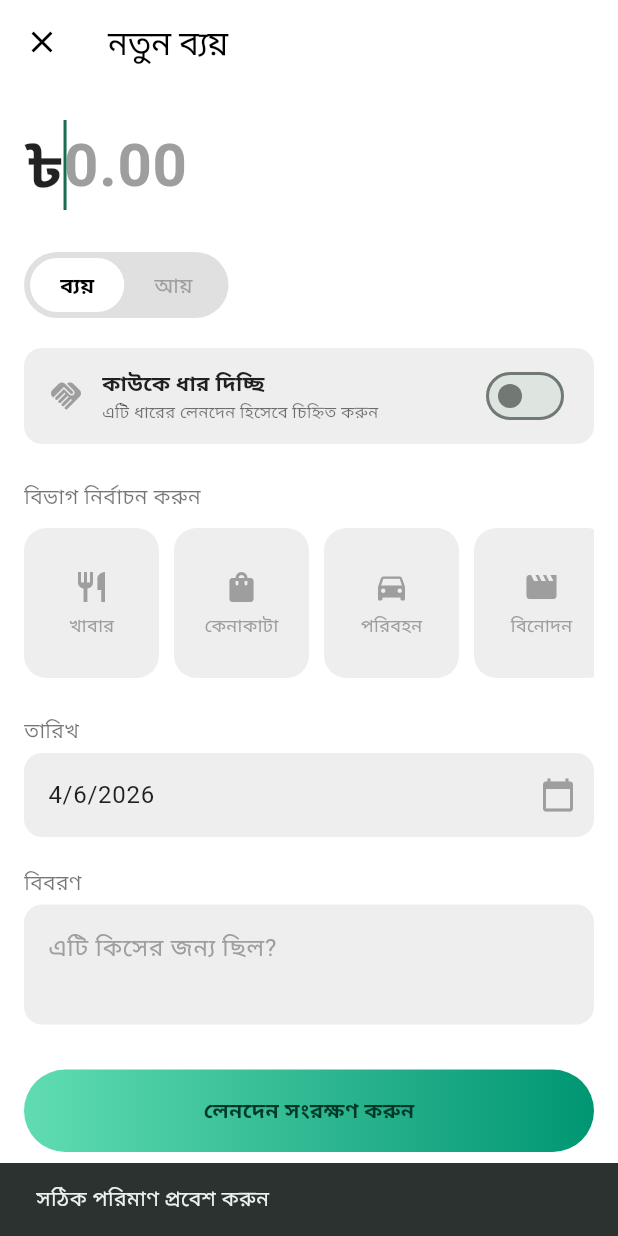
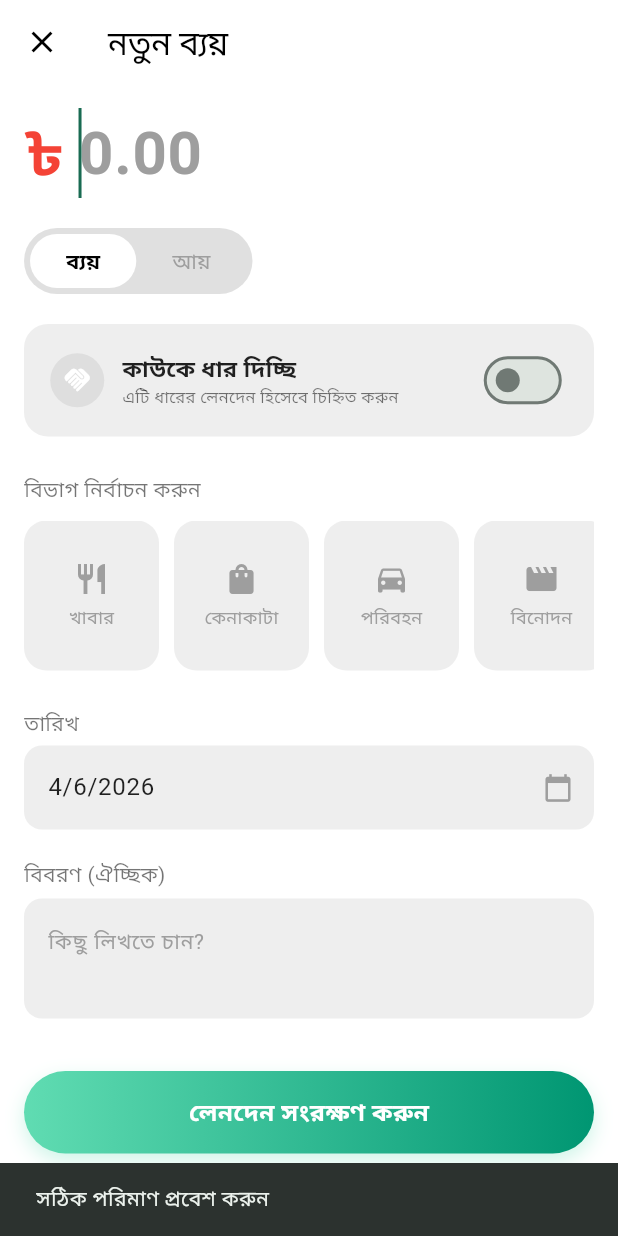
Before and after one commit to motiur-mostakim/Hisab-App-With-Firebase, a Flutter app: the AddTransactionScreen screen opened directly, after a tap on "লেনদেন সংরক্ষণ করুন", on a phone screen of 412 x 824 dp. Run offline on Flutter 3.47's test engine with Material 3 defaults, Android fonts, the phone set to English and light mode, and no system bars; our stand-ins replace cloud_firestore, firebase_auth, firebase_core, firebase_messaging, firebase_storage, flutter_local_notifications and 5 more; missing offline and left inert: firebase_in_app_messaging; accounts and stored records are empty.

```diff
--- a/lib/src/features/add_transaction_screen.dart
+++ b/lib/src/features/add_transaction_screen.dart
@@ -24,6 +24,7 @@ class _AddTransactionScreenState extends State<AddTransactionScreen> {
   bool isLoan = false;
 
   final TextEditingController amountController = TextEditingController();
+  final TextEditingController personController = TextEditingController();
   final TextEditingController noteController = TextEditingController();
   final TextEditingController dateController = TextEditingController();
   final TransactionService _transactionService = TransactionService();
@@ -67,21 +68,23 @@ class _AddTransactionScreenState extends State<AddTransactionScreen> {
   }
 
   Future<void> _saveTransaction() async {
-    final amount = double.tryParse(amountController.text);
+    final amountText = amountController.text.trim();
+    final amount = double.tryParse(amountText);
     final category = selectedCategory?['name'];
     final userId = _auth.currentUser?.uid;
 
     if (amount == null || amount <= 0) {
-      ScaffoldMessenger.of(
-        context,
-      ).showSnackBar(const SnackBar(content: Text('সঠিক পরিমাণ প্রবেশ করুন')));
+      _showSnackBar('সঠিক পরিমাণ প্রবেশ করুন');
+      return;
+    }
+
+    if (isLoan && personController.text.isEmpty) {
+      _showSnackBar('ব্যক্তির নাম লিখুন');
       return;
     }
 
     if (userId == null) {
-      ScaffoldMessenger.of(
-        context,
-      ).showSnackBar(const SnackBar(content: Text('ব্যবহারকারী লগইন করা নেই')));
+      _showSnackBar('ব্যবহারকারী লগইন করা নেই');
       return;
     }
 
@@ -100,9 +103,9 @@ class _AddTransactionScreenState extends State<AddTransactionScreen> {
         userId: userId,
         amount: amount,
         type: type,
-        category: category,
-        personId: isLoan ? noteController.text : null,
-        note: isLoan ? null : noteController.text,
+        category: isLoan ? "ধার/বাকি" : (category ?? "অন্যান্য"),
+        personId: isLoan ? personController.text : null,
+        note: isLoan ? noteController.text : noteController.text,
         transactionDate: selectedDate,
         createdAt: DateTime.now(),
       );
@@ -110,17 +113,15 @@ class _AddTransactionScreenState extends State<AddTransactionScreen> {
       await _transactionService.addTransaction(transaction);
 
       if (!mounted) return;
-
-      ScaffoldMessenger.of(
-        context,
-      ).showSnackBar(const SnackBar(content: Text('লেনদেন সংরক্ষিত হয়েছে')));
-
+      _showSnackBar('লেনদেন সংরক্ষিত হয়েছে');
       Navigator.pop(context);
     } catch (e) {
-      ScaffoldMessenger.of(
-        context,
-      ).showSnackBar(SnackBar(content: Text('ত্রুটি: $e')));
+      _showSnackBar('ত্রুটি: $e');
     }
+  }
+
+  void _showSnackBar(String message) {
+    ScaffoldMessenger.of(context).showSnackBar(SnackBar(content: Text(message)));
   }
 
   @override
@@ -132,7 +133,9 @@ class _AddTransactionScreenState extends State<AddTransactionScreen> {
 
     return Scaffold(
       appBar: AppBar(
-        title: Text(isExpense ? "নতুন ব্যয়" : "নতুন আয়"),
+        title: Text(isLoan
+          ? (isExpense ? "ধার দেওয়া" : "ধার নেওয়া")
+          : (isExpense ? "নতুন ব্যয়" : "নতুন আয়")),
         leading: IconButton(
           icon: const Icon(Icons.close),
           onPressed: () => Navigator.pop(context),
@@ -143,14 +146,15 @@ class _AddTransactionScreenState extends State<AddTransactionScreen> {
         child: Column(
           crossAxisAlignment: CrossAxisAlignment.start,
           children: [
+            // Amount Input Section
             Row(
               children: [
                 Text(
-                  "\৳",
+                  "৳",
                   style: TextStyle(
                     fontSize: 40,
                     fontWeight: FontWeight.bold,
-                    color: primaryTextColor,
+                    color: isLoan ? Colors.orange : (isExpense ? Colors.red : Colors.green),
                   ),
                 ),
                 Expanded(
@@ -163,16 +167,19 @@ class _AddTransactionScreenState extends State<AddTransactionScreen> {
                       fontWeight: FontWeight.bold,
                       color: primaryTextColor,
                     ),
-                    decoration: InputDecoration(
+                    decoration: const InputDecoration(
                       hintText: "0.00",
-                      hintStyle: const TextStyle(color: Colors.grey),
+                      hintStyle: TextStyle(color: Colors.grey),
                       border: InputBorder.none,
+                      contentPadding: EdgeInsets.only(left: 10),
                     ),
                   ),
                 ),
               ],
             ),
             const SizedBox(height: 20),
+
+            // Income/Expense Toggle
             Container(
               padding: const EdgeInsets.all(4),
               decoration: BoxDecoration(
@@ -182,26 +189,33 @@ class _AddTransactionScreenState extends State<AddTransactionScreen> {
               child: Row(
                 mainAxisSize: MainAxisSize.min,
                 children: [
-                  _toggleBtn("ব্যয়", true, isDark),
-                  _toggleBtn("আয়", false, isDark),
+                  _toggleBtn("ব্যয়", true, isDark),
+                  _toggleBtn("আয়", false, isDark),
                 ],
               ),
             ),
             const SizedBox(height: 20),
+
+            // Loan/Dhar Switch Widget
             Container(
-              padding: const EdgeInsets.symmetric(horizontal: 16, vertical: 8),
+              padding: const EdgeInsets.symmetric(horizontal: 16, vertical: 12),
               decoration: BoxDecoration(
                 color: isLoan ? Colors.orange.withOpacity(0.1) : fieldFillColor,
-                borderRadius: BorderRadius.circular(12),
-                border: isLoan
-                    ? Border.all(color: Colors.orange.withOpacity(0.5))
-                    : null,
+                borderRadius: BorderRadius.circular(16),
+                border: Border.all(
+                  color: isLoan ? Colors.orange.withOpacity(0.5) : Colors.transparent,
+                  width: 1.5,
+                ),
               ),
               child: Row(
                 children: [
-                  Icon(
-                    Icons.handshake,
-                    color: isLoan ? Colors.orange : Colors.grey,
+                  Container(
+                    padding: const EdgeInsets.all(8),
+                    decoration: BoxDecoration(
+                      color: isLoan ? Colors.orange : Colors.grey.withOpacity(0.2),
+                      shape: BoxShape.circle,
+                    ),
+                    child: const Icon(Icons.handshake, color: Colors.white, size: 20),
                   ),
                   const SizedBox(width: 12),
                   Expanded(
@@ -209,20 +223,16 @@ class _AddTransactionScreenState extends State<AddTransactionScreen> {
                       crossAxisAlignment: CrossAxisAlignment.start,
                       children: [
                         Text(
-                          isExpense
-                              ? "কাউকে ধার দিচ্ছি"
-                              : "কারো থেকে ধার নিচ্ছি",
+                          isExpense ? "কাউকে ধার দিচ্ছি" : "কারো থেকে ধার নিচ্ছি",
                           style: TextStyle(
                             color: primaryTextColor,
                             fontWeight: FontWeight.bold,
+                            fontSize: 15,
                           ),
                         ),
                         Text(
                           "এটি ধারের লেনদেন হিসেবে চিহ্নিত করুন",
-                          style: TextStyle(
-                            color: secondaryTextColor,
-                            fontSize: 11,
-                          ),
+                          style: TextStyle(color: secondaryTextColor, fontSize: 11),
                         ),
                       ],
                     ),
@@ -237,10 +247,29 @@ class _AddTransactionScreenState extends State<AddTransactionScreen> {
             ),
 
             const SizedBox(height: 25),
-            Text(
-              "বিভাগ নির্বাচন করুন",
-              style: TextStyle(color: secondaryTextColor),
+
+            // Person Name Field (Only for Loan)
+            if (isLoan) ...[
+              Text("ব্যক্তির নাম", style: TextStyle(color: secondaryTextColor, fontWeight: FontWeight.bold)),
+              const SizedBox(height: 8),
+              TextField(
+                controller: personController,
+                style: TextStyle(color: primaryTextColor),
+                decoration: InputDecoration(
+                  filled: true,
+                  fillColor: fieldFillColor,
+                  prefixIcon: const Icon(Icons.person_outline, color: Colors.orange),
+                  hintText: isExpense ? "কাকে টাকা দিচ্ছেন?" : "কার থেকে টাকা নিচ্ছেন?",
+                  hintStyle: const TextStyle(color: Colors.grey, fontSize: 14),
+                  border: OutlineInputBorder(borderRadius: BorderRadius.circular(12), borderSide: BorderSide.none),
                 ),
+              ),
+              const SizedBox(height: 20),
+            ],
+
+            // Category Selection (Hidden for Loan if needed, but keeping it visible for flexibility)
+            if (!isLoan) ...[
+              Text("বিভাগ নির্বাচন করুন", style: TextStyle(color: secondaryTextColor)),
               const SizedBox(height: 10),
               SizedBox(
                 height: 100,
@@ -256,9 +285,7 @@ class _AddTransactionScreenState extends State<AddTransactionScreen> {
                         if (index == categories.length - 1) {
                           _showMoreCategories();
                         } else {
-                        setState(() {
-                          selectedCategory = item;
-                        });
+                          setState(() => selectedCategory = item);
                         }
                       },
                       child: Container(
@@ -267,27 +294,19 @@ class _AddTransactionScreenState extends State<AddTransactionScreen> {
                         decoration: BoxDecoration(
                           color: isSelected
                               ? const Color(0xFF60DCB2).withOpacity(0.2)
-                            : (isDark
-                                  ? const Color(0xFF1E1E32)
-                                  : Colors.grey[200]),
+                              : (isDark ? const Color(0xFF1E1E32) : Colors.grey[200]),
                           borderRadius: BorderRadius.circular(15),
+                          border: isSelected ? Border.all(color: const Color(0xFF60DCB2)) : null,
                         ),
                         child: Column(
                           mainAxisAlignment: MainAxisAlignment.center,
                           children: [
-                          Icon(
-                            item["icon"],
-                            color: isSelected
-                                ? const Color(0xFF60DCB2)
-                                : Colors.grey,
-                          ),
+                            Icon(item["icon"], color: isSelected ? const Color(0xFF60DCB2) : Colors.grey),
                             const SizedBox(height: 5),
                             Text(
                               item["name"],
                               style: TextStyle(
-                              color: isSelected
-                                  ? const Color(0xFF60DCB2)
-                                  : Colors.grey,
+                                color: isSelected ? const Color(0xFF60DCB2) : Colors.grey,
                                 fontSize: 12,
                               ),
                             ),
@@ -299,6 +318,9 @@ class _AddTransactionScreenState extends State<AddTransactionScreen> {
                 ),
               ),
               const SizedBox(height: 25),
+            ],
+
+            // Date Selection
             Text("তারিখ", style: TextStyle(color: secondaryTextColor)),
             const SizedBox(height: 5),
             TextField(
@@ -309,18 +331,14 @@ class _AddTransactionScreenState extends State<AddTransactionScreen> {
               decoration: InputDecoration(
                 filled: true,
                 fillColor: fieldFillColor,
-                border: OutlineInputBorder(
-                  borderRadius: BorderRadius.circular(12),
-                  borderSide: BorderSide.none,
-                ),
-                suffixIcon: const Icon(
-                  Icons.calendar_today,
-                  color: Colors.grey,
-                ),
+                border: OutlineInputBorder(borderRadius: BorderRadius.circular(12), borderSide: BorderSide.none),
+                suffixIcon: const Icon(Icons.calendar_today, color: Colors.grey, size: 20),
               ),
             ),
             const SizedBox(height: 20),
-            Text("বিবরণ", style: TextStyle(color: secondaryTextColor)),
+
+            // Description/Note
+            Text("বিবরণ (ঐচ্ছিক)", style: TextStyle(color: secondaryTextColor)),
             const SizedBox(height: 5),
             TextField(
               controller: noteController,
@@ -329,40 +347,44 @@ class _AddTransactionScreenState extends State<AddTransactionScreen> {
               decoration: InputDecoration(
                 filled: true,
                 fillColor: fieldFillColor,
-                border: OutlineInputBorder(
-                  borderRadius: BorderRadius.circular(12),
-                  borderSide: BorderSide.none,
-                ),
-                hintText: isLoan
-                    ? "কার কাছ থেকে বা কাকে দিচ্ছেন?"
-                    : "এটি কিসের জন্য ছিল?",
-                hintStyle: const TextStyle(color: Colors.grey),
+                border: OutlineInputBorder(borderRadius: BorderRadius.circular(12), borderSide: BorderSide.none),
+                hintText: "কিছু লিখতে চান?",
+                hintStyle: const TextStyle(color: Colors.grey, fontSize: 14),
               ),
             ),
-            const SizedBox(height: 30),
+
+            const SizedBox(height: 35),
+
+            // Save Button
             GestureDetector(
               onTap: _saveTransaction,
               child: Container(
                 width: double.infinity,
                 height: 55,
                 decoration: BoxDecoration(
-                  gradient: const LinearGradient(
-                    colors: [Color(0xFF60DCB2), Color(0xFF009672)],
+                  gradient: LinearGradient(
+                    colors: isLoan
+                      ? [Colors.orange, Colors.deepOrange]
+                      : [const Color(0xFF60DCB2), const Color(0xFF009672)],
                   ),
                   borderRadius: BorderRadius.circular(30),
+                  boxShadow: [
+                    BoxShadow(
+                      color: (isLoan ? Colors.orange : const Color(0xFF60DCB2)).withOpacity(0.3),
+                      blurRadius: 10,
+                      offset: const Offset(0, 5),
+                    )
+                  ],
                 ),
                 child: const Center(
                   child: Text(
                     "লেনদেন সংরক্ষণ করুন",
-                    style: TextStyle(
-                      fontWeight: FontWeight.bold,
-                      color: Color(0xFF003829),
+                    style: TextStyle(fontWeight: FontWeight.bold, color: Colors.white, fontSize: 16),
                   ),
                 ),
               ),
             ),
-            ),
-            const SizedBox(height: 10),
+            const SizedBox(height: 20),
           ],
         ),
       ),
@@ -375,23 +397,19 @@ class _AddTransactionScreenState extends State<AddTransactionScreen> {
       onTap: () {
         setState(() {
           isExpense = value;
-          isLoan = false;
+          // When switching, we don't necessarily reset isLoan, but keep it consistent
         });
       },
       child: Container(
-        padding: const EdgeInsets.symmetric(horizontal: 20, vertical: 8),
+        padding: const EdgeInsets.symmetric(horizontal: 24, vertical: 8),
         decoration: BoxDecoration(
-          color: selected
-              ? (isDark ? const Color(0xFF333348) : Colors.white)
-              : Colors.transparent,
+          color: selected ? (isDark ? const Color(0xFF333348) : Colors.white) : Colors.transparent,
           borderRadius: BorderRadius.circular(25),
         ),
         child: Text(
           text,
           style: TextStyle(
-            color: selected
-                ? (isDark ? Colors.white : Colors.black)
-                : Colors.grey,
+            color: selected ? (isDark ? Colors.white : Colors.black) : Colors.grey,
             fontWeight: selected ? FontWeight.bold : FontWeight.normal,
           ),
         ),
@@ -402,20 +420,21 @@ class _AddTransactionScreenState extends State<AddTransactionScreen> {
   void _showMoreCategories() async {
     final result = await showModalBottomSheet<Map<String, dynamic>>(
       context: context,
+      isScrollControlled: true,
+      backgroundColor: Colors.transparent,
       builder: (context) => CategoriesBottomSheet(
         onCategorySelected: (category) => Navigator.pop(context, category),
       ),
     );
     if (result != null) {
-      setState(() {
-        selectedCategory = result;
-      });
+      setState(() => selectedCategory = result);
     }
   }
 
   @override
   void dispose() {
     amountController.dispose();
+    personController.dispose();
     noteController.dispose();
     dateController.dispose();
     super.dispose();
--- a/lib/src/features/alarm_screen.dart
+++ b/lib/src/features/alarm_screen.dart
@@ -13,11 +13,14 @@ class AlarmScreen extends StatefulWidget {
   State<AlarmScreen> createState() => _AlarmScreenState();
 }
 
-class _AlarmScreenState extends State<AlarmScreen> {
+class _AlarmScreenState extends State<AlarmScreen> with AutomaticKeepAliveClientMixin {
   final NoteServicesForLocalDatabase _noteService =
       NoteServicesForLocalDatabase();
   final NotificationService _notificationService = NotificationService();
   List<NoteModel> _notes = [];
+
+  @override
+  bool get wantKeepAlive => true;
 
   final List<String> _weekDays = [
     "সোম",
@@ -330,6 +333,7 @@ class _AlarmScreenState extends State<AlarmScreen> {
 
   @override
   Widget build(BuildContext context) {
+    super.build(context);
     final isDark = Theme.of(context).brightness == Brightness.dark;
     return Scaffold(
       backgroundColor: isDark ? const Color(0xFF0C0C1F) : Colors.white,
--- a/lib/src/features/note_screen.dart
+++ b/lib/src/features/note_screen.dart
@@ -13,11 +13,14 @@ class NoteScreen extends StatefulWidget {
   State<NoteScreen> createState() => _NoteScreenState();
 }
 
-class _NoteScreenState extends State<NoteScreen> {
+class _NoteScreenState extends State<NoteScreen> with AutomaticKeepAliveClientMixin {
   final NoteService _noteService = NoteService();
   final NotificationService _notificationService = NotificationService();
   final FcmNotificationServices _fcmStorage = FcmNotificationServices();
   final FirebaseAuth _auth = FirebaseAuth.instance;
+
+  @override
+  bool get wantKeepAlive => true;
 
   final List<String> _weekDays = [
     "সোম",
@@ -358,6 +361,7 @@ class _NoteScreenState extends State<NoteScreen> {
 
   @override
   Widget build(BuildContext context) {
+    super.build(context);
     final isDark = Theme.of(context).brightness == Brightness.dark;
     return Scaffold(
       appBar: AppBar(
--- a/lib/src/features/profile_screen.dart
+++ b/lib/src/features/profile_screen.dart
@@ -15,12 +15,16 @@ class ProfileScreen extends StatefulWidget {
   State<ProfileScreen> createState() => _ProfileScreenState();
 }
 
-class _ProfileScreenState extends State<ProfileScreen> {
+class _ProfileScreenState extends State<ProfileScreen> with AutomaticKeepAliveClientMixin {
   final FirebaseAuth auth = FirebaseAuth.instance;
   final TransactionService _transactionService = TransactionService();
 
   @override
+  bool get wantKeepAlive => true;
+
+  @override
   Widget build(BuildContext context) {
+    super.build(context);
     final isDark = Theme.of(context).brightness == Brightness.dark;
 
     return Scaffold(
```
Also changed, not shown: lib/core/widgets/auth_check.dart (+13 -0 lines), lib/main.dart (+9 -1 lines), lib/src/features/home_screen.dart (+23 -19 lines), lib/src/features/main_screen.dart (+14 -2 lines), lib/src/features/report_screen.dart (+5 -10 lines), lib/src/features/widgets/dashboard_summary_widget.dart (+171 -225 lines). Lines whose indentation alone changed are shown as unchanged.
